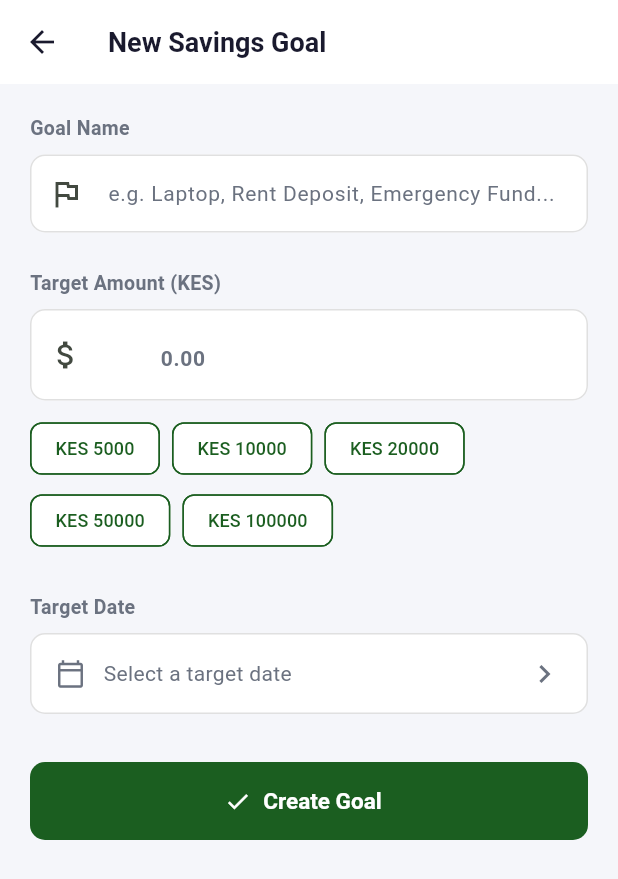
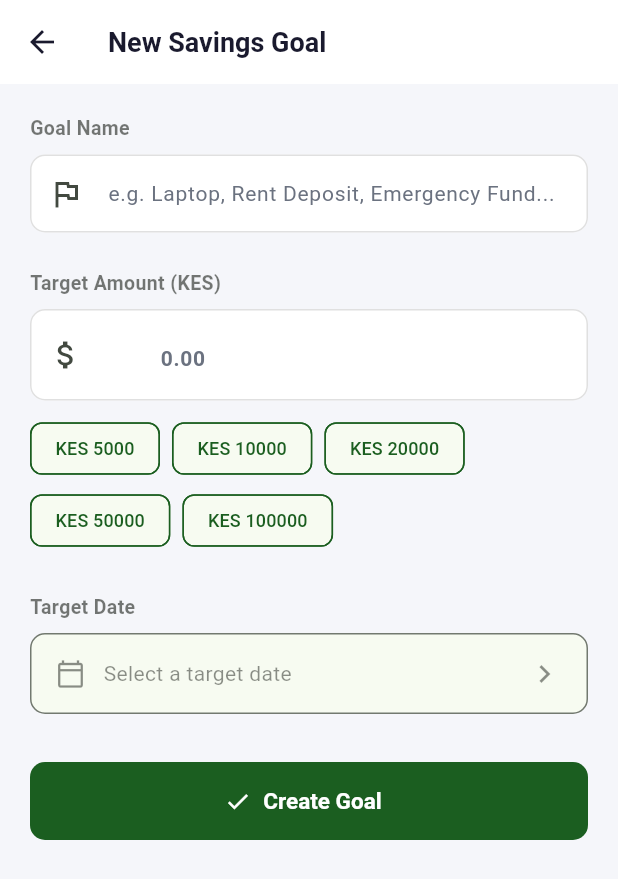
Before and after one commit to eddie-codes-ai/smart-finance-tracker, a Flutter app: the AddGoalScreen screen opened by its route, on a phone screen of 412 x 824 dp. Shown: the top 879 px of the screen. Run offline on Flutter 3.47's test engine with Material 3 defaults, Android fonts, the phone set to English and light mode, and no system bars; our stand-ins replace fl_chart, flutter_local_notifications, flutter_secure_storage, google_sign_in, permission_handler, shared_preferences; missing offline and left inert: flutter_sms_inbox; accounts and stored records are empty.

Commit message:
feat: dark mode support for add goal screen
- removed backgroundColor: AppTheme.background from Scaffold
- replaced AppTheme.textSecondary on section labels with cs.onSurface.withOpacity(0.6)
- replaced AppTheme.surface on quick amount chips and date picker container with cs.surface
- replaced AppTheme.divider on date picker border with Theme.of(context).dividerColor
- replaced AppTheme.textPrimary/textSecondary on date picker text and icons with cs.onSurface variants
- removed const from affected TextStyles

```diff
--- a/frontend/lib/ui/goals/add_goal_screen.dart
+++ b/frontend/lib/ui/goals/add_goal_screen.dart
@@ -1,7 +1,5 @@
 // lib/ui/goals/add_goal_screen.dart
-// Form to create a new savings goal.
-// Fields: name, goal_amount, due_date (date picker).
-// due_date is sent as "YYYY-MM-DD" matching the backend's strptime format.
+// UPDATED: Full dark mode support.
 
 import 'package:flutter/material.dart';
 import 'package:flutter/services.dart';
@@ -13,14 +11,13 @@ import '../../providers/goals_provider.dart';
 
 class AddGoalScreen extends StatefulWidget {
   const AddGoalScreen({super.key});
-
   @override
   State<AddGoalScreen> createState() => _AddGoalScreenState();
 }
 
 class _AddGoalScreenState extends State<AddGoalScreen> {
   final _formKey = GlobalKey<FormState>();
-  final _nameController = TextEditingController();
+  final _nameController   = TextEditingController();
   final _amountController = TextEditingController();
   DateTime? _dueDate;
 
@@ -41,72 +38,51 @@ class _AddGoalScreenState extends State<AddGoalScreen> {
       builder: (context, child) => Theme(
         data: Theme.of(context).copyWith(
           colorScheme: const ColorScheme.light(
-            primary: AppTheme.primary,
-            onPrimary: Colors.white,
-          ),
+              primary: AppTheme.primary, onPrimary: Colors.white),
         ),
         child: child!,
       ),
     );
-    if (picked != null) {
-      setState(() => _dueDate = picked);
-    }
+    if (picked != null) setState(() => _dueDate = picked);
   }
 
   Future<void> _submit() async {
     FocusScope.of(context).unfocus();
     if (!_formKey.currentState!.validate()) return;
-
     if (_dueDate == null) {
-      ScaffoldMessenger.of(context).showSnackBar(
-        const SnackBar(
+      ScaffoldMessenger.of(context).showSnackBar(const SnackBar(
           content: Text('Please select a due date for your goal.'),
-          backgroundColor: AppTheme.warning,
-          behavior: SnackBarBehavior.floating,
-        ),
-      );
+          backgroundColor: AppTheme.warning, behavior: SnackBarBehavior.floating));
       return;
     }
-
     final provider = context.read<GoalsProvider>();
     final success = await provider.addGoal(
       name: _nameController.text.trim(),
       goalAmount: double.parse(_amountController.text.trim()),
-      // Backend expects "YYYY-MM-DD" format from strptime.
       dueDate: DateFormat('yyyy-MM-dd').format(_dueDate!),
     );
-
     if (!mounted) return;
-
     if (success) {
-      ScaffoldMessenger.of(context).showSnackBar(
-        const SnackBar(
+      ScaffoldMessenger.of(context).showSnackBar(const SnackBar(
           content: Text('Savings goal created!'),
-          backgroundColor: AppTheme.success,
-          behavior: SnackBarBehavior.floating,
-        ),
-      );
+          backgroundColor: AppTheme.success, behavior: SnackBarBehavior.floating));
       Navigator.pop(context);
     } else {
-      ScaffoldMessenger.of(context).showSnackBar(
-        SnackBar(
-          content:
-              Text(provider.errorMessage ?? 'Failed to create goal.'),
-          backgroundColor: AppTheme.error,
-          behavior: SnackBarBehavior.floating,
-        ),
-      );
+      ScaffoldMessenger.of(context).showSnackBar(SnackBar(
+          content: Text(provider.errorMessage ?? 'Failed to create goal.'),
+          backgroundColor: AppTheme.error, behavior: SnackBarBehavior.floating));
     }
   }
 
   @override
   Widget build(BuildContext context) {
     final isLoading = context.watch<GoalsProvider>().isLoading;
-    final dateFmt = DateFormat('dd MMMM yyyy');
+    final cs        = Theme.of(context).colorScheme;
+    final divider   = Theme.of(context).dividerColor;
+    final dateFmt   = DateFormat('dd MMMM yyyy');
 
     return Scaffold(
       appBar: AppBar(title: const Text('New Savings Goal')),
-      backgroundColor: AppTheme.background,
       body: SingleChildScrollView(
         padding: const EdgeInsets.all(20),
         child: Form(
@@ -115,23 +91,17 @@ class _AddGoalScreenState extends State<AddGoalScreen> {
             crossAxisAlignment: CrossAxisAlignment.start,
             children: [
               // ── Goal Name ────────────────────────────────────────────────
-              const Text('Goal Name',
-                  style: TextStyle(
-                      fontWeight: FontWeight.w600,
-                      color: AppTheme.textSecondary,
-                      fontSize: 13)),
+              Text('Goal Name', style: TextStyle(fontWeight: FontWeight.w600,
+                  color: cs.onSurface.withOpacity(0.6), fontSize: 13)),
               const SizedBox(height: 8),
               TextFormField(
                 controller: _nameController,
                 textInputAction: TextInputAction.next,
                 decoration: const InputDecoration(
                     hintText: 'e.g. Laptop, Rent Deposit, Emergency Fund...',
-                  prefixIcon: Icon(Icons.flag_outlined),
-                ),
+                    prefixIcon: Icon(Icons.flag_outlined)),
                 validator: (value) {
-                  if (value == null || value.trim().isEmpty) {
-                    return 'Please give your goal a name.';
-                  }
+                  if (value == null || value.trim().isEmpty) return 'Please give your goal a name.';
                   return null;
                 },
               ),
@@ -139,33 +109,19 @@ class _AddGoalScreenState extends State<AddGoalScreen> {
               const SizedBox(height: 24),
 
               // ── Target Amount ────────────────────────────────────────────
-              const Text('Target Amount (KES)',
-                  style: TextStyle(
-                      fontWeight: FontWeight.w600,
-                      color: AppTheme.textSecondary,
-                      fontSize: 13)),
+              Text('Target Amount (KES)', style: TextStyle(fontWeight: FontWeight.w600,
+                  color: cs.onSurface.withOpacity(0.6), fontSize: 13)),
               const SizedBox(height: 8),
               TextFormField(
                 controller: _amountController,
-                keyboardType:
-                    const TextInputType.numberWithOptions(decimal: true),
-                inputFormatters: [
-                  FilteringTextInputFormatter.allow(
-                      RegExp(r'^\d+\.?\d{0,2}')),
-                ],
-                decoration: const InputDecoration(
-                  hintText: '0.00',
-                  prefixText: 'KES  ',
-                  prefixIcon: Icon(Icons.attach_money),
-                ),
-                style: const TextStyle(
-                    fontSize: 22, fontWeight: FontWeight.w700),
+                keyboardType: const TextInputType.numberWithOptions(decimal: true),
+                inputFormatters: [FilteringTextInputFormatter.allow(RegExp(r'^\d+\.?\d{0,2}'))],
+                decoration: const InputDecoration(hintText: '0.00',
+                    prefixText: 'KES  ', prefixIcon: Icon(Icons.attach_money)),
+                style: const TextStyle(fontSize: 22, fontWeight: FontWeight.w700),
                 validator: (value) {
-                  if (value == null || value.isEmpty) {
-                    return 'Please enter a target amount.';
-                  }
-                  if (double.tryParse(value) == null ||
-                      double.parse(value) <= 0) {
+                  if (value == null || value.isEmpty) return 'Please enter a target amount.';
+                  if (double.tryParse(value) == null || double.parse(value) <= 0) {
                     return 'Please enter a valid amount greater than 0.';
                   }
                   return null;
@@ -177,62 +133,43 @@ class _AddGoalScreenState extends State<AddGoalScreen> {
               // Quick amount chips
               Wrap(
                 spacing: 8,
-                children: [5000, 10000, 20000, 50000, 100000]
-                    .map(
-                      (amt) => ActionChip(
+                children: [5000, 10000, 20000, 50000, 100000].map((amt) => ActionChip(
                   label: Text('${AppConstants.currency} $amt'),
-                        onPressed: () => setState(() =>
-                            _amountController.text = amt.toString()),
-                        backgroundColor: AppTheme.surface,
-                        labelStyle: const TextStyle(
-                            fontSize: 12, color: AppTheme.primary),
+                  onPressed: () => setState(() => _amountController.text = amt.toString()),
+                  backgroundColor: cs.surface,
+                  labelStyle: const TextStyle(fontSize: 12, color: AppTheme.primary),
                   side: const BorderSide(color: AppTheme.primary),
-                      ),
-                    )
-                    .toList(),
+                )).toList(),
               ),
 
               const SizedBox(height: 24),
 
               // ── Due Date ─────────────────────────────────────────────────
-              const Text('Target Date',
-                  style: TextStyle(
-                      fontWeight: FontWeight.w600,
-                      color: AppTheme.textSecondary,
-                      fontSize: 13)),
+              Text('Target Date', style: TextStyle(fontWeight: FontWeight.w600,
+                  color: cs.onSurface.withOpacity(0.6), fontSize: 13)),
               const SizedBox(height: 8),
               GestureDetector(
                 onTap: _pickDate,
                 child: Container(
                   width: double.infinity,
-                  padding: const EdgeInsets.symmetric(
-                      horizontal: 16, vertical: 14),
+                  padding: const EdgeInsets.symmetric(horizontal: 16, vertical: 14),
                   decoration: BoxDecoration(
-                    color: AppTheme.surface,
+                    color: cs.surface,
                     borderRadius: BorderRadius.circular(10),
-                    border: Border.all(color: AppTheme.divider),
+                    border: Border.all(color: divider),
                   ),
-                  child: Row(
-                    children: [
-                      const Icon(Icons.calendar_today_outlined,
-                          color: AppTheme.textSecondary, size: 20),
+                  child: Row(children: [
+                    Icon(Icons.calendar_today_outlined,
+                        color: cs.onSurface.withOpacity(0.5), size: 20),
                     const SizedBox(width: 12),
                     Text(
-                        _dueDate != null
-                            ? dateFmt.format(_dueDate!)
-                            : 'Select a target date',
-                        style: TextStyle(
-                          fontSize: 14,
-                          color: _dueDate != null
-                              ? AppTheme.textPrimary
-                              : AppTheme.textSecondary,
-                        ),
+                      _dueDate != null ? dateFmt.format(_dueDate!) : 'Select a target date',
+                      style: TextStyle(fontSize: 14,
+                          color: _dueDate != null ? cs.onSurface : cs.onSurface.withOpacity(0.5)),
                     ),
                     const Spacer(),
-                      const Icon(Icons.chevron_right,
-                          color: AppTheme.textSecondary),
-                    ],
-                  ),
+                    Icon(Icons.chevron_right, color: cs.onSurface.withOpacity(0.5)),
+                  ]),
                 ),
               ),
 
@@ -240,17 +177,12 @@ class _AddGoalScreenState extends State<AddGoalScreen> {
 
               // ── Submit ───────────────────────────────────────────────────
               SizedBox(
-                width: double.infinity,
-                height: 52,
+                width: double.infinity, height: 52,
                 child: ElevatedButton.icon(
                   onPressed: isLoading ? null : _submit,
                   icon: isLoading
-                      ? const SizedBox(
-                          width: 20,
-                          height: 20,
-                          child: CircularProgressIndicator(
-                              strokeWidth: 2, color: Colors.white),
-                        )
+                      ? const SizedBox(width: 20, height: 20,
+                          child: CircularProgressIndicator(strokeWidth: 2, color: Colors.white))
                       : const Icon(Icons.check),
                   label: Text(isLoading ? 'Saving...' : 'Create Goal'),
                 ),
```
Lines whose indentation alone changed are shown as unchanged.
